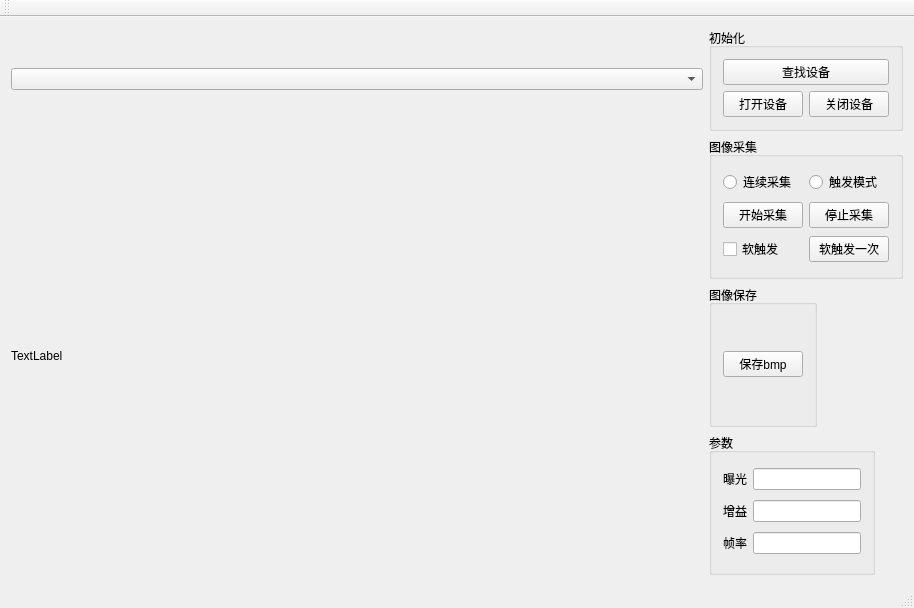
VincentSen233/CameraTest, file CameraTest.ui: the form before one commit.
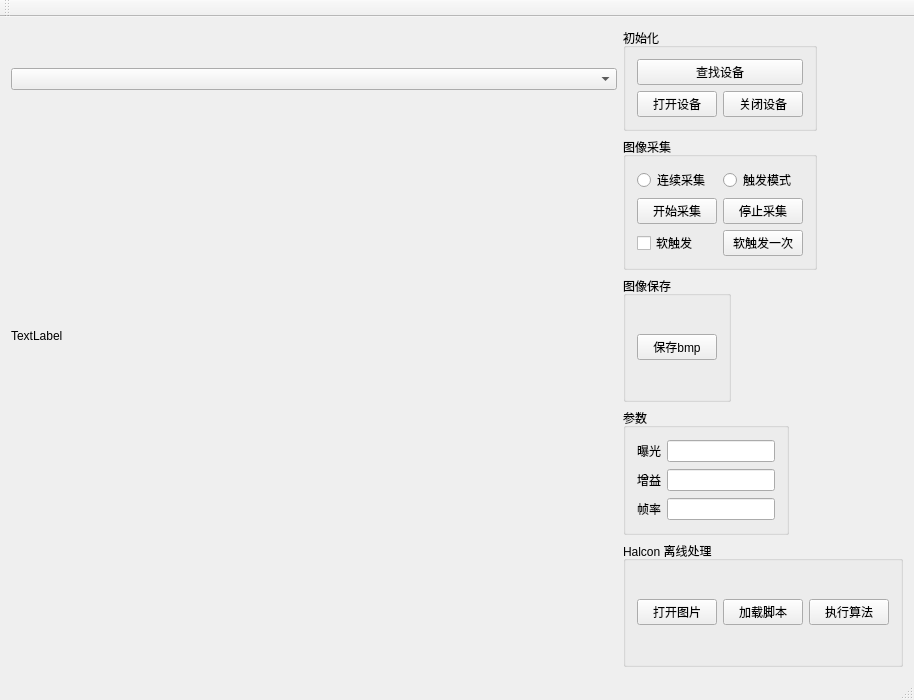
The form after the commit.

Commit message: 加入了离线测试halcon算法环节

What changed in the file:
```diff
--- a/CameraTest.ui
+++ b/CameraTest.ui
@@ -4,11 +4,11 @@
  <widget class="QMainWindow" name="CameraTestClass">
   <property name="geometry">
    <rect>
-    <x>0</x>
-    <y>0</y>
-    <width>914</width>
-    <height>608</height>
-   </rect>
+   <x>0</x>
+     <y>0</y>
+     <width>914</width>
+     <height>700</height>
+    </rect>
   </property>
   <property name="windowTitle">
    <string>CameraTest</string>
@@ -22,7 +22,7 @@
    </property>
    <layout class="QGridLayout" name="gridLayout_2">
     <item row="0" column="0">
-     <layout class="QGridLayout" name="gridLayout" rowstretch="0,0,0,0">
+     <layout class="QGridLayout" name="gridLayout" rowstretch="0,0,0,0,0">
       <item row="0" column="1" colspan="2">
        <widget class="QGroupBox" name="groupBox_4">
         <property name="sizePolicy">
@@ -206,6 +206,36 @@
         </property>
        </widget>
       </item>
+      <item row="4" column="1" colspan="2">
+       <widget class="QGroupBox" name="groupBox_halcon">
+        <property name="title">
+         <string>Halcon 离线处理</string>
+        </property>
+        <layout class="QHBoxLayout" name="horizontalLayout_halcon">
+         <item>
+          <widget class="QPushButton" name="pushButton_openimage">
+           <property name="text">
+            <string>打开图片</string>
+           </property>
+          </widget>
+         </item>
+         <item>
+          <widget class="QPushButton" name="pushButton_loadscript">
+           <property name="text">
+            <string>加载脚本</string>
+           </property>
+          </widget>
+         </item>
+         <item>
+          <widget class="QPushButton" name="pushButton_run">
+           <property name="text">
+            <string>执行算法</string>
+           </property>
+          </widget>
+         </item>
+        </layout>
+       </widget>
+      </item>
      </layout>
     </item>
    </layout>
```
The commit also changes 7 other files.
